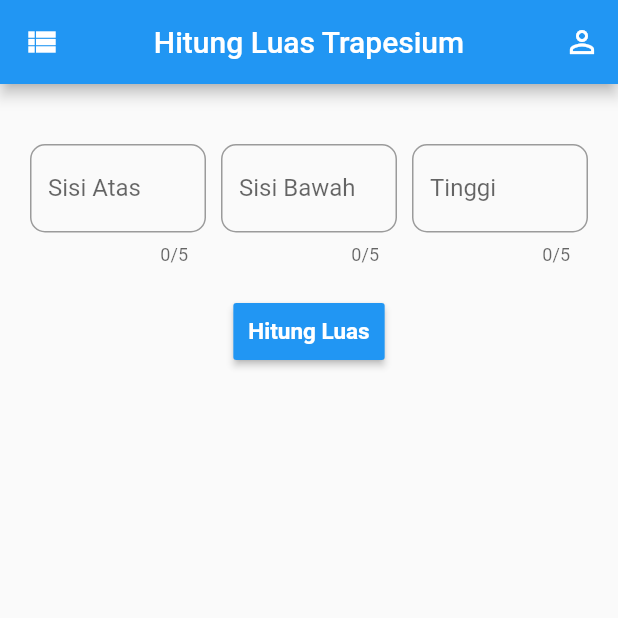
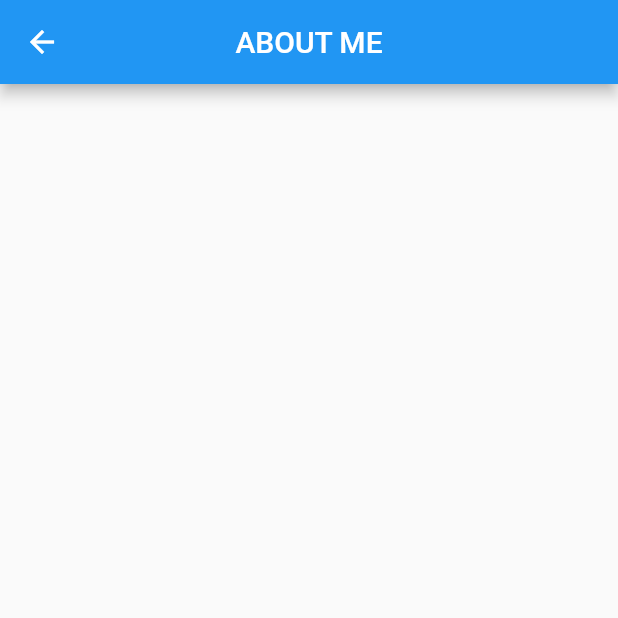
Before and after one commit to Ervianto/Project-Dicoding, a Flutter app: the screen it shows after launch, after a tap on the "person outline" icon, on a phone screen of 412 x 824 dp, the top half of it. Run offline on Flutter 3.47's test engine with Material 2 defaults, Android fonts, the phone set to English and light mode, and no system bars.

Commit message:
penambahan class aboutme

```diff
--- a/lib/main.dart
+++ b/lib/main.dart
@@ -1,5 +1,5 @@
 import 'package:flutter/material.dart';
-
+import 'widgets/AboutMe.dart';
 import 'widgets/trapesium_result.dart';
 
 void main() {
@@ -7,6 +7,7 @@ void main() {
     home: new Home(),
     routes: <String, WidgetBuilder>{
       '/HalSatu': (BuildContext context) => new Home(),
+      '/HalDua': (BuildContext context) => new MyProfil(),
     },
   ));
 }
--- /dev/null
+++ b/lib/widgets/AboutMe.dart
@@ -0,0 +1,14 @@
+import 'package:flutter/material.dart';
+import 'package:flutter/cupertino.dart';
+
+class MyProfil extends StatelessWidget {
+  Widget build(BuildContext context) {
+    return new Scaffold(
+      appBar: AppBar(
+        backgroundColor: Colors.blue,
+        title: Text('ABOUT ME'),
+        centerTitle: true,
+      ),
+    );
+  }
+}
```
